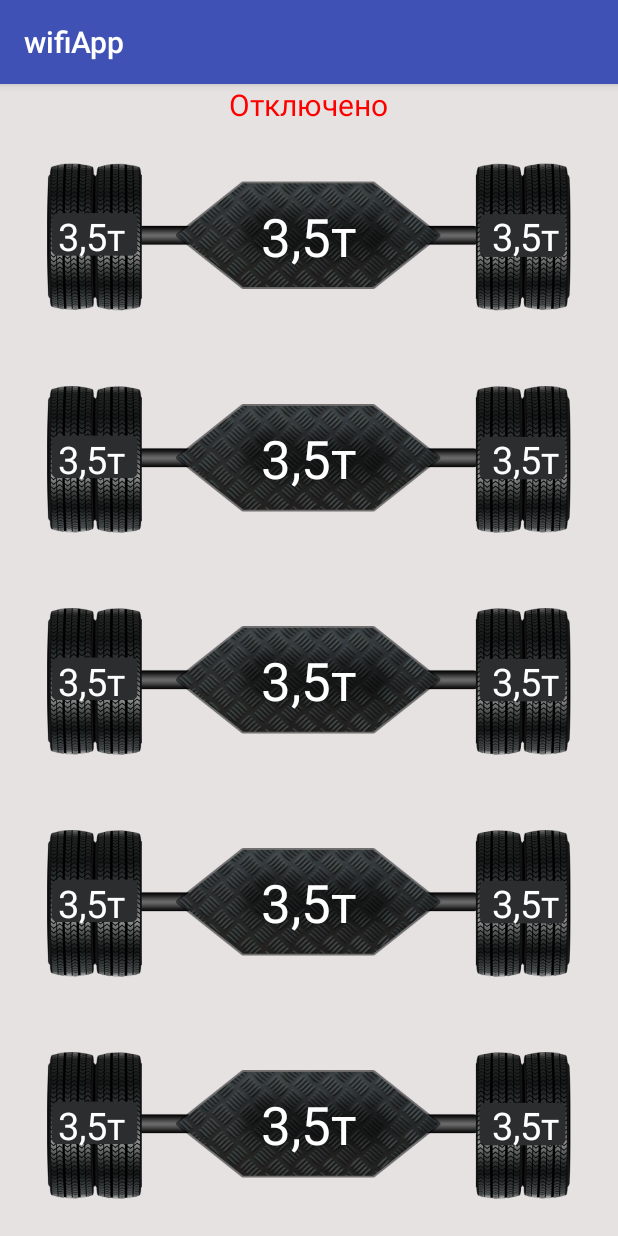
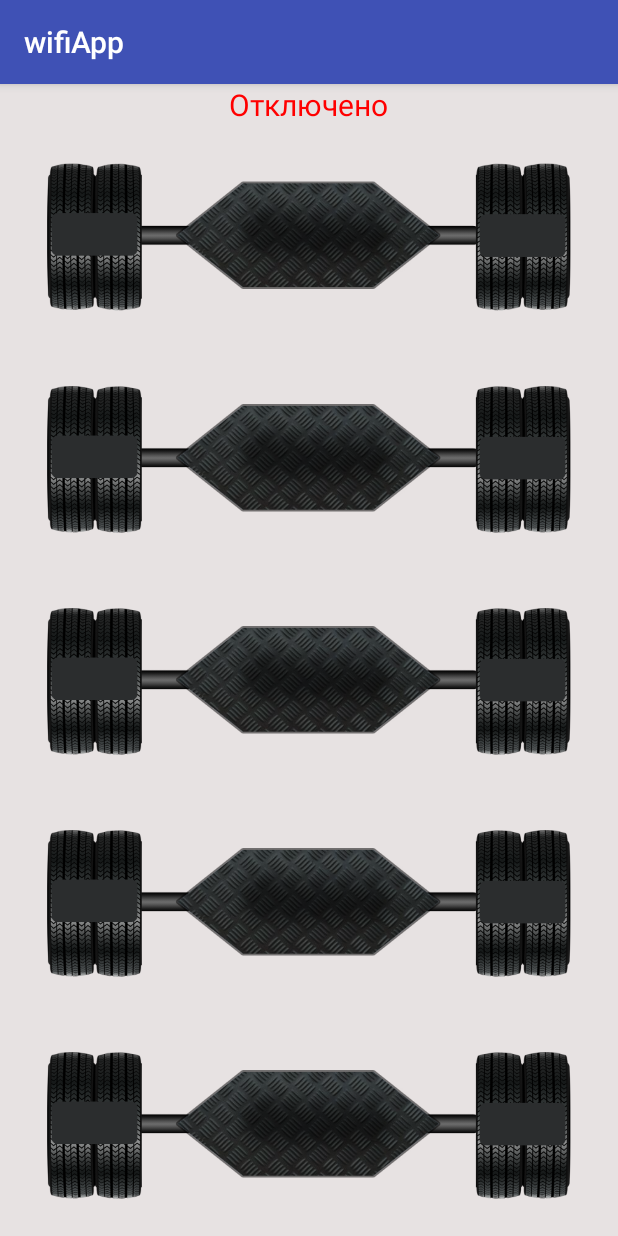
Before and after one commit to zadimx/WifiApp, an Android app: the screen it shows after launch (ViewAxisActivity), on a phone screen of 412 x 824 dp. Run offline under Robolectric (Android 15) with nearby library versions, the phone set to English and light mode, and no system bars.

Commit message:
Fix final app

```diff
--- a/app/build.gradle
+++ b/app/build.gradle
@@ -6,8 +6,8 @@ android {
         applicationId "my.navareno.max.wifiapp"
         minSdkVersion 15
         targetSdkVersion 28
-        versionCode 1
-        versionName "1.0"
+        versionCode 3
+        versionName "3.0"
         testInstrumentationRunner "android.support.test.runner.AndroidJUnitRunner"
     }
     buildTypes {
--- a/app/src/main/res/layout/activity_view_axis.xml
+++ b/app/src/main/res/layout/activity_view_axis.xml
@@ -4,7 +4,7 @@
     xmlns:tools="http://schemas.android.com/tools"
     android:layout_width="match_parent"
     android:layout_height="match_parent"
-    tools:context="com.example.max.wifiapp.my.example.max.wifiapp.ViewAxisActivity"
+    tools:context="my.navareno.max.wifiapp.ViewAxisActivity"
     android:orientation="vertical"
     android:background="@color/milk">
 
@@ -34,7 +34,6 @@
             android:paddingLeft="@dimen/pad_axis"
             android:layout_centerVertical="true"
             android:textSize="@dimen/size_text_axis_one"
-            android:text="3,5т"
             android:textColor="@color/white"/>
         <TextView
             android:id="@+id/viewAxisSum1"
@@ -43,7 +42,6 @@
             android:layout_centerVertical="true"
             android:layout_centerHorizontal="true"
             android:textSize="@dimen/size_axis_sum"
-            android:text="3,5т"
             android:textColor="@color/white"/>
         <TextView
             android:id="@+id/viewAxisRight1"
@@ -53,7 +51,6 @@
             android:layout_centerVertical="true"
             android:layout_alignParentRight="true"
             android:textSize="@dimen/size_text_axis_one"
-            android:text="3,5т"
             android:textColor="@color/white"/>
     </RelativeLayout>
 
@@ -74,7 +71,6 @@
             android:paddingLeft="@dimen/pad_axis"
             android:layout_centerVertical="true"
             android:textSize="@dimen/size_text_axis_one"
-            android:text="3,5т"
             android:textColor="@color/white"/>
         <TextView
             android:id="@+id/viewAxisSum2"
@@ -83,7 +79,6 @@
             android:layout_centerVertical="true"
             android:layout_centerHorizontal="true"
             android:textSize="@dimen/size_axis_sum"
-            android:text="3,5т"
             android:textColor="@color/white"/>
         <TextView
             android:id="@+id/viewAxisRight2"
@@ -93,7 +88,6 @@
             android:layout_centerVertical="true"
             android:layout_alignParentRight="true"
             android:textSize="@dimen/size_text_axis_one"
-            android:text="3,5т"
             android:textColor="@color/white"/>
     </RelativeLayout>
     <RelativeLayout
@@ -113,7 +107,6 @@
             android:paddingLeft="@dimen/pad_axis"
             android:layout_centerVertical="true"
             android:textSize="@dimen/size_text_axis_one"
-            android:text="3,5т"
             android:textColor="@color/white"/>
         <TextView
             android:id="@+id/viewAxisSum3"
@@ -122,7 +115,6 @@
             android:layout_centerHorizontal="true"
             android:layout_centerVertical="true"
             android:textSize="@dimen/size_axis_sum"
-            android:text="3,5т"
             android:textColor="@color/white"/>
         <TextView
             android:id="@+id/viewAxisRight3"
@@ -132,7 +124,6 @@
             android:layout_centerVertical="true"
             android:layout_alignParentRight="true"
             android:textSize="@dimen/size_text_axis_one"
-            android:text="3,5т"
             android:textColor="@color/white"/>
     </RelativeLayout>
     <RelativeLayout
@@ -152,7 +143,6 @@
             android:paddingLeft="@dimen/pad_axis"
             android:layout_centerVertical="true"
             android:textSize="@dimen/size_text_axis_one"
-            android:text="3,5т"
             android:textColor="@color/white"/>
         <TextView
             android:id="@+id/viewAxisSum4"
@@ -161,7 +151,6 @@
             android:layout_centerHorizontal="true"
             android:layout_centerVertical="true"
             android:textSize="@dimen/size_axis_sum"
-            android:text="3,5т"
             android:textColor="@color/white"/>
         <TextView
             android:id="@+id/viewAxisRight4"
@@ -171,7 +160,6 @@
             android:layout_centerVertical="true"
             android:layout_alignParentRight="true"
             android:textSize="@dimen/size_text_axis_one"
-            android:text="3,5т"
             android:textColor="@color/white"/>
     </RelativeLayout>
     <RelativeLayout
@@ -191,7 +179,6 @@
             android:paddingLeft="@dimen/pad_axis"
             android:layout_centerVertical="true"
             android:textSize="@dimen/size_text_axis_one"
-            android:text="3,5т"
             android:textColor="@color/white"/>
         <TextView
             android:id="@+id/viewAxisSum5"
@@ -200,7 +187,6 @@
             android:layout_centerHorizontal="true"
             android:layout_centerVertical="true"
             android:textSize="@dimen/size_axis_sum"
-            android:text="3,5т"
             android:textColor="@color/white"/>
         <TextView
             android:id="@+id/viewAxisRight5"
@@ -210,7 +196,6 @@
             android:layout_centerVertical="true"
             android:layout_alignParentRight="true"
             android:textSize="@dimen/size_text_axis_one"
-            android:text="3,5т"
             android:textColor="@color/white"/>
     </RelativeLayout>
 
```
Also changed, not shown: app/src/main/java/my/navareno/max/wifiapp/LaptopServer.java (deleted, +0 -100 lines), app/src/main/java/my/navareno/max/wifiapp/ViewAxisActivity.java (+5 -17 lines).
